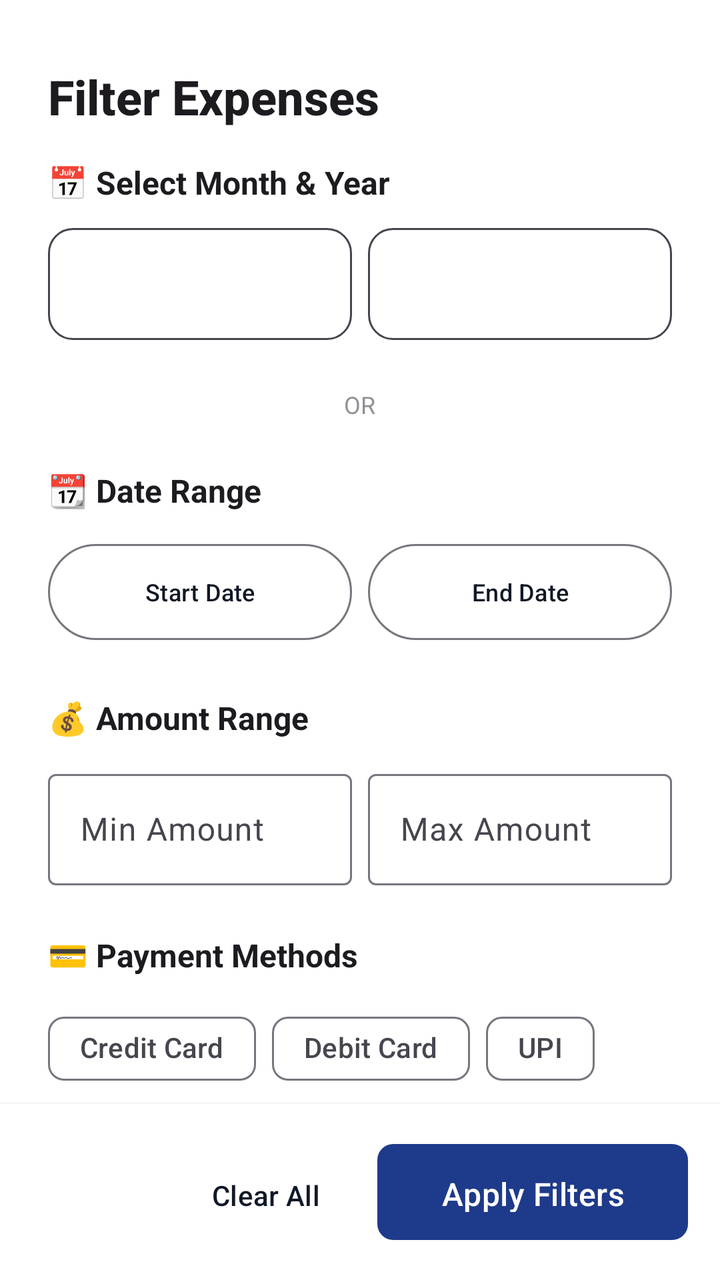
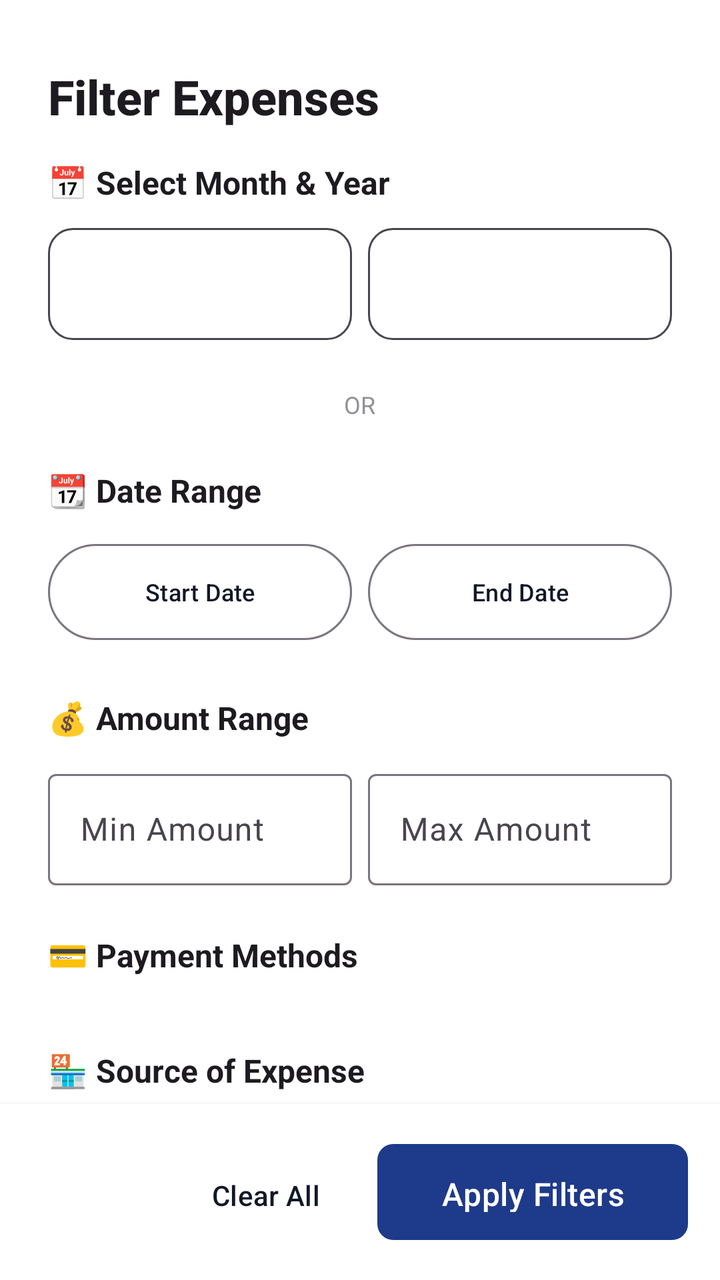

An Android layout rendered at two revisions. The XML below is the earlier revision; the diff shows what the commit changed to produce the second picture.
<!-- AndroidManifest.xml: application theme Theme.ExpenseTracker.Timeless -->
<!-- res/layout/bottom_sheet_filter.xml -->
<?xml version="1.0" encoding="utf-8"?>
<LinearLayout xmlns:android="http://schemas.android.com/apk/res/android"
    xmlns:app="http://schemas.android.com/apk/res-auto"
    android:layout_width="match_parent"
    android:layout_height="wrap_content"
    android:orientation="vertical"
    android:background="?attr/colorSurface">

    
    <View
        android:layout_width="48dp"
        android:layout_height="4dp"
        android:background="?android:textColorSecondary"
        android:alpha="0.3"
        android:layout_gravity="center_horizontal"
        android:layout_marginTop="12dp"
        android:layout_marginBottom="16dp" />

    
    <TextView
        android:layout_width="wrap_content"
        android:layout_height="wrap_content"
        android:text="Filter Expenses"
        android:textSize="24sp"
        android:textStyle="bold"
        android:textColor="?android:textColorPrimary"
        android:fontFamily="sans-serif-medium"
        android:layout_marginStart="24dp"
        android:layout_marginEnd="24dp"
        android:layout_marginBottom="16dp" />

    
    <androidx.core.widget.NestedScrollView
        android:layout_width="match_parent"
        android:layout_height="0dp"
        android:layout_weight="1"
        android:maxHeight="450dp"
        android:clipToPadding="false"
        android:fillViewport="false">

        <LinearLayout
            android:layout_width="match_parent"
            android:layout_height="wrap_content"
            android:orientation="vertical"
            android:paddingStart="24dp"
            android:paddingEnd="24dp"
            android:paddingBottom="16dp">

            
            <TextView
                android:layout_width="wrap_content"
                android:layout_height="wrap_content"
                android:text="📅 Select Month &amp; Year"
                android:textSize="16sp"
                android:textStyle="bold"
                android:textColor="?android:textColorPrimary"
                android:layout_marginBottom="12dp" />

            <LinearLayout
                android:layout_width="match_parent"
                android:layout_height="wrap_content"
                android:orientation="horizontal"
                android:layout_marginBottom="24dp">

                <Spinner
                    android:id="@+id/spinnerMonth"
                    android:layout_width="0dp"
                    android:layout_height="56dp"
                    android:layout_weight="1"
                    android:background="@drawable/bg_spinner_outline"
                    android:padding="12dp"
                    android:layout_marginEnd="8dp" />

                <Spinner
                    android:id="@+id/spinnerYear"
                    android:layout_width="0dp"
                    android:layout_height="56dp"
                    android:layout_weight="1"
                    android:background="@drawable/bg_spinner_outline"
                    android:padding="12dp" />

            </LinearLayout>

            
            <LinearLayout
                android:layout_width="match_parent"
                android:layout_height="wrap_content"
                android:orientation="horizontal"
                android:gravity="center_vertical"
                android:layout_marginBottom="24dp">

                <View
                    android:layout_width="0dp"
                    android:layout_height="1dp"
                    android:layout_weight="1"
                    android:background="?android:textColorSecondary"
                    android:alpha="0.2" />

                <TextView
                    android:layout_width="wrap_content"
                    android:layout_height="wrap_content"
                    android:text="  OR  "
                    android:textSize="12sp"
                    android:textColor="?android:textColorSecondary"
                    android:alpha="0.6" />

                <View
                    android:layout_width="0dp"
                    android:layout_height="1dp"
                    android:layout_weight="1"
                    android:background="?android:textColorSecondary"
                    android:alpha="0.2" />

            </LinearLayout>

            
            <TextView
                android:layout_width="wrap_content"
                android:layout_height="wrap_content"
                android:text="📆 Date Range"
                android:textSize="16sp"
                android:textStyle="bold"
                android:textColor="?android:textColorPrimary"
                android:layout_marginBottom="12dp" />

            <LinearLayout
                android:layout_width="match_parent"
                android:layout_height="wrap_content"
                android:orientation="horizontal"
                android:layout_marginBottom="24dp">

                <com.google.android.material.button.MaterialButton
                    android:id="@+id/btnSelectStartDate"
                    android:layout_width="0dp"
                    android:layout_height="56dp"
                    android:layout_weight="1"
                    android:text="Start Date"
                    android:textSize="12sp"
                    android:maxLines="1"
                    style="@style/Widget.Material3.Button.OutlinedButton"
                    android:layout_marginEnd="8dp" />

                <com.google.android.material.button.MaterialButton
                    android:id="@+id/btnSelectEndDate"
                    android:layout_width="0dp"
                    android:layout_height="56dp"
                    android:layout_weight="1"
                    android:text="End Date"
                    android:textSize="12sp"
                    android:maxLines="1"
                    style="@style/Widget.Material3.Button.OutlinedButton" />

            </LinearLayout>

            
            <TextView
                android:layout_width="wrap_content"
                android:layout_height="wrap_content"
                android:text="💰 Amount Range"
                android:textSize="16sp"
                android:textStyle="bold"
                android:textColor="?android:textColorPrimary"
                android:layout_marginBottom="12dp" />

            <LinearLayout
                android:layout_width="match_parent"
                android:layout_height="wrap_content"
                android:orientation="horizontal"
                android:layout_marginBottom="24dp">

                <com.google.android.material.textfield.TextInputLayout
                    android:layout_width="0dp"
                    android:layout_height="wrap_content"
                    android:layout_weight="1"
                    android:hint="Min Amount"
                    style="@style/Widget.Material3.TextInputLayout.OutlinedBox"
                    android:layout_marginEnd="8dp">

                    <com.google.android.material.textfield.TextInputEditText
                        android:id="@+id/etMinAmount"
                        android:layout_width="match_parent"
                        android:layout_height="wrap_content"
                        android:inputType="numberDecimal" />

                </com.google.android.material.textfield.TextInputLayout>

                <com.google.android.material.textfield.TextInputLayout
                    android:layout_width="0dp"
                    android:layout_height="wrap_content"
                    android:layout_weight="1"
                    android:hint="Max Amount"
                    style="@style/Widget.Material3.TextInputLayout.OutlinedBox">

                    <com.google.android.material.textfield.TextInputEditText
                        android:id="@+id/etMaxAmount"
                        android:layout_width="match_parent"
                        android:layout_height="wrap_content"
                        android:inputType="numberDecimal" />

                </com.google.android.material.textfield.TextInputLayout>

            </LinearLayout>

            
            <TextView
                android:layout_width="wrap_content"
                android:layout_height="wrap_content"
                android:text="💳 Payment Methods"
                android:textSize="16sp"
                android:textStyle="bold"
                android:textColor="?android:textColorPrimary"
                android:layout_marginBottom="12dp" />

            <com.google.android.material.chip.ChipGroup
                android:layout_width="match_parent"
                android:layout_height="wrap_content"
                android:layout_marginBottom="24dp">

                <com.google.android.material.chip.Chip
                    android:id="@+id/cbCreditCard"
                    android:layout_width="wrap_content"
                    android:layout_height="wrap_content"
                    android:text="Credit Card"
                    style="@style/Widget.Material3.Chip.Filter" />

                <com.google.android.material.chip.Chip
                    android:id="@+id/cbDebitCard"
                    android:layout_width="wrap_content"
                    android:layout_height="wrap_content"
                    android:text="Debit Card"
                    style="@style/Widget.Material3.Chip.Filter" />

                <com.google.android.material.chip.Chip
                    android:id="@+id/cbUpi"
                    android:layout_width="wrap_content"
                    android:layout_height="wrap_content"
                    android:text="UPI"
                    style="@style/Widget.Material3.Chip.Filter" />

                <com.google.android.material.chip.Chip
                    android:id="@+id/cbCash"
                    android:layout_width="wrap_content"
                    android:layout_height="wrap_content"
                    android:text="Cash"
                    style="@style/Widget.Material3.Chip.Filter" />

            </com.google.android.material.chip.ChipGroup>

            
            <TextView
                android:layout_width="wrap_content"
                android:layout_height="wrap_content"
                android:text="🏪 Source of Expense"
                android:textSize="16sp"
                android:textStyle="bold"
                android:textColor="?android:textColorPrimary"
                android:layout_marginBottom="12dp" />

            <LinearLayout
                android:id="@+id/layoutExpenseSources"
                android:layout_width="match_parent"
                android:layout_height="wrap_content"
                android:orientation="vertical"
                android:layout_marginBottom="24dp" />

            
            <TextView
                android:layout_width="wrap_content"
                android:layout_height="wrap_content"
                android:text="🏷️ Categories"
                android:textSize="16sp"
                android:textStyle="bold"
                android:textColor="?android:textColorPrimary"
                android:layout_marginBottom="12dp" />

            <LinearLayout
                android:id="@+id/layoutCategories"
                android:layout_width="match_parent"
                android:layout_height="wrap_content"
                android:orientation="vertical"
                android:layout_marginBottom="8dp" />

        </LinearLayout>

    </androidx.core.widget.NestedScrollView>

    
    <View
        android:layout_width="match_parent"
        android:layout_height="1dp"
        android:background="?android:textColorSecondary"
        android:alpha="0.1" />

    <LinearLayout
        android:layout_width="match_parent"
        android:layout_height="wrap_content"
        android:orientation="horizontal"
        android:gravity="end"
        android:padding="16dp"
        android:background="?attr/colorSurface"
        android:elevation="4dp">

        <com.google.android.material.button.MaterialButton
            android:id="@+id/btnClearFilters"
            android:layout_width="wrap_content"
            android:layout_height="56dp"
            android:text="Clear All"
            style="@style/Widget.Material3.Button.TextButton"
            android:layout_marginEnd="12dp" />

        <com.google.android.material.button.MaterialButton
            android:id="@+id/btnApplyFilter"
            android:layout_width="wrap_content"
            android:layout_height="56dp"
            android:text="Apply Filters"
            android:paddingStart="32dp"
            android:paddingEnd="32dp"
            style="@style/PremiumButton" />

    </LinearLayout>

</LinearLayout>
<!-- resources referenced by this layout -->
<resources>
  <!-- drawable bg_spinner_outline (drawable) -->
  <?xml version="1.0" encoding="utf-8"?>
  <shape xmlns:android="http://schemas.android.com/apk/res/android">
      <solid android:color="@android:color/transparent" />
      <corners android:radius="12dp" />
      <stroke android:width="1dp" android:color="?android:attr/textColorSecondary" />
  </shape>
  <style name="PremiumButton" parent="Widget.Material3.Button">
          <item name="cornerRadius">8dp</item>
          <item name="android:textSize">16sp</item>
          <item name="android:fontFamily">sans-serif-medium</item>
          <item name="android:letterSpacing">0.01</item>
          <item name="android:paddingTop">14dp</item>
          <item name="android:paddingBottom">14dp</item>
          <item name="backgroundTint">@color/navy_primary</item>
      </style>
  <style name="Theme.ExpenseTracker.Timeless" parent="Theme.Material3.Light.NoActionBar">
          <item name="colorPrimary">@color/timeless_charcoal</item>
          <item name="colorOnPrimary">@color/timeless_white</item>
          <item name="colorSecondary">@color/timeless_gold</item>
          <item name="colorOnSecondary">@color/timeless_white</item>
          <item name="android:colorBackground">@color/timeless_white</item>
          <item name="colorSurface">@color/timeless_white</item>
          <item name="colorOnSurface">@color/timeless_text_primary</item>
          
          
          <item name="android:statusBarColor">@color/timeless_white</item>
          <item name="android:windowLightStatusBar">true</item>
          
          
          <item name="android:navigationBarColor">@color/timeless_white</item>
          <item name="android:windowLightNavigationBar">true</item>
      </style>
  <color name="navy_primary">#1E3A8A</color>
  <color name="timeless_charcoal">#111827</color>
  <color name="timeless_white">#FFFFFF</color>
  <color name="timeless_gold">#14B8A6</color>
  <color name="timeless_text_primary">#111827</color>
</resources>

<!-- the commit's change to res/layout/bottom_sheet_filter.xml (unified diff, before → after) -->
@@ -211,40 +211,12 @@
                 android:textColor="?android:textColorPrimary"
                 android:layout_marginBottom="12dp" />
 
-            <com.google.android.material.chip.ChipGroup
-                android:layout_width="match_parent"
-                android:layout_height="wrap_content"
-                android:layout_marginBottom="24dp">
-
-                <com.google.android.material.chip.Chip
-                    android:id="@+id/cbCreditCard"
-                    android:layout_width="wrap_content"
-                    android:layout_height="wrap_content"
-                    android:text="Credit Card"
-                    style="@style/Widget.Material3.Chip.Filter" />
-
-                <com.google.android.material.chip.Chip
-                    android:id="@+id/cbDebitCard"
-                    android:layout_width="wrap_content"
-                    android:layout_height="wrap_content"
-                    android:text="Debit Card"
-                    style="@style/Widget.Material3.Chip.Filter" />
-
-                <com.google.android.material.chip.Chip
-                    android:id="@+id/cbUpi"
-                    android:layout_width="wrap_content"
-                    android:layout_height="wrap_content"
-                    android:text="UPI"
-                    style="@style/Widget.Material3.Chip.Filter" />
-
-                <com.google.android.material.chip.Chip
-                    android:id="@+id/cbCash"
-                    android:layout_width="wrap_content"
-                    android:layout_height="wrap_content"
-                    android:text="Cash"
-                    style="@style/Widget.Material3.Chip.Filter" />
-
-            </com.google.android.material.chip.ChipGroup>
+            <LinearLayout
+                android:id="@+id/layoutPaymentMethods"
+                android:layout_width="match_parent"
+                android:layout_height="wrap_content"
+                android:orientation="vertical"
+                android:layout_marginBottom="24dp" />
 
             
             <TextView
